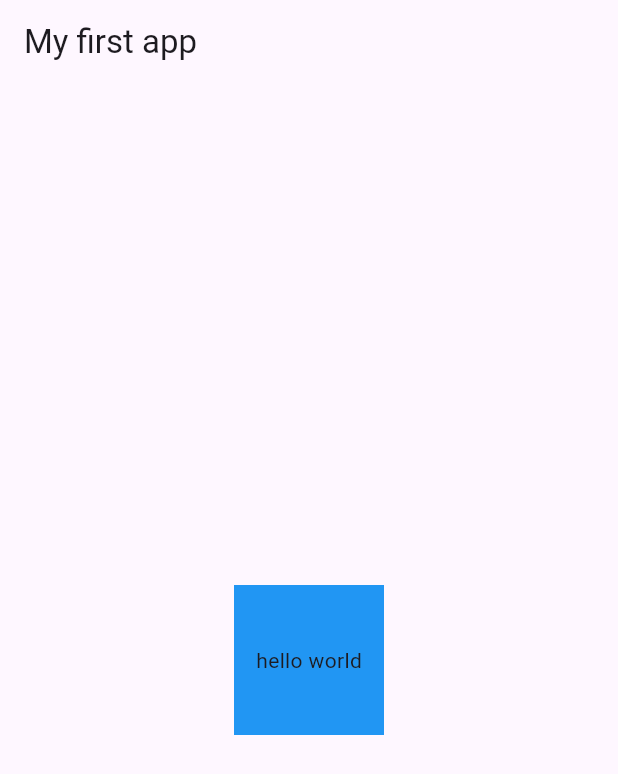
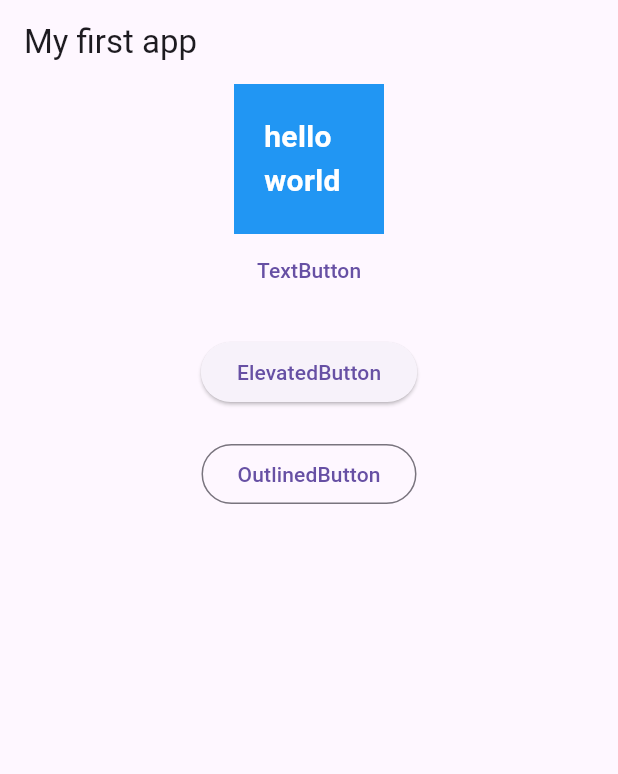
Before and after one commit to khushboosingh22/project3, a Flutter app: the screen it shows after launch, on a phone screen of 412 x 824 dp. Shown: the top 774 px of the screen. Run offline on Flutter 3.47's test engine with Material 3 defaults, Android fonts, the phone set to English and light mode, and no system bars.

Commit message:
buttons completed

```diff
--- a/app3/lib/main.dart
+++ b/app3/lib/main.dart
@@ -15,15 +15,39 @@ class MyApp extends StatelessWidget {
           title:const Text("My first app")
         ),
         body: Center(
-          child: Container(
-            alignment: Alignment.center,
-           color:Colors.blue,
-           height:100,
-           width:100,
-           child:const Text("hello world"),
 
+          child: Column(
+            children: [
+              Container(
+                padding:const EdgeInsets.all(20),
+                alignment: Alignment.center,
+               color:Colors.blue,
+               height:100,
+               width:100,
+               child:const Text("hello world",
+               style:TextStyle(color:Colors.white,fontSize:20,fontWeight:FontWeight.bold),)
+
+              ),
+       TextButton(onPressed: () {  },
+       child: const Text("TextButton")),
+       const SizedBox(height:20),
+       ElevatedButton(onPressed: () {  },
+       child: const Text("ElevatedButton")),
+        const SizedBox(height:20),
+       OutlinedButton(onPressed: () {  },
+       child: const Text("OutlinedButton"))
+            ],
           ),
         ),
+        //types of button: buttons are the graphical control element that provides
+        //a user to trigger an event such as taking actions,making choices,searching things,and many more
+        //1. ElevatedButton(raised button)
+        //2. TextButton(flat button)
+        //3. OutlinedButton
+        //4. IconButton
+        //5. FloatingActionButton
+
+
         )
     );
   }
```
